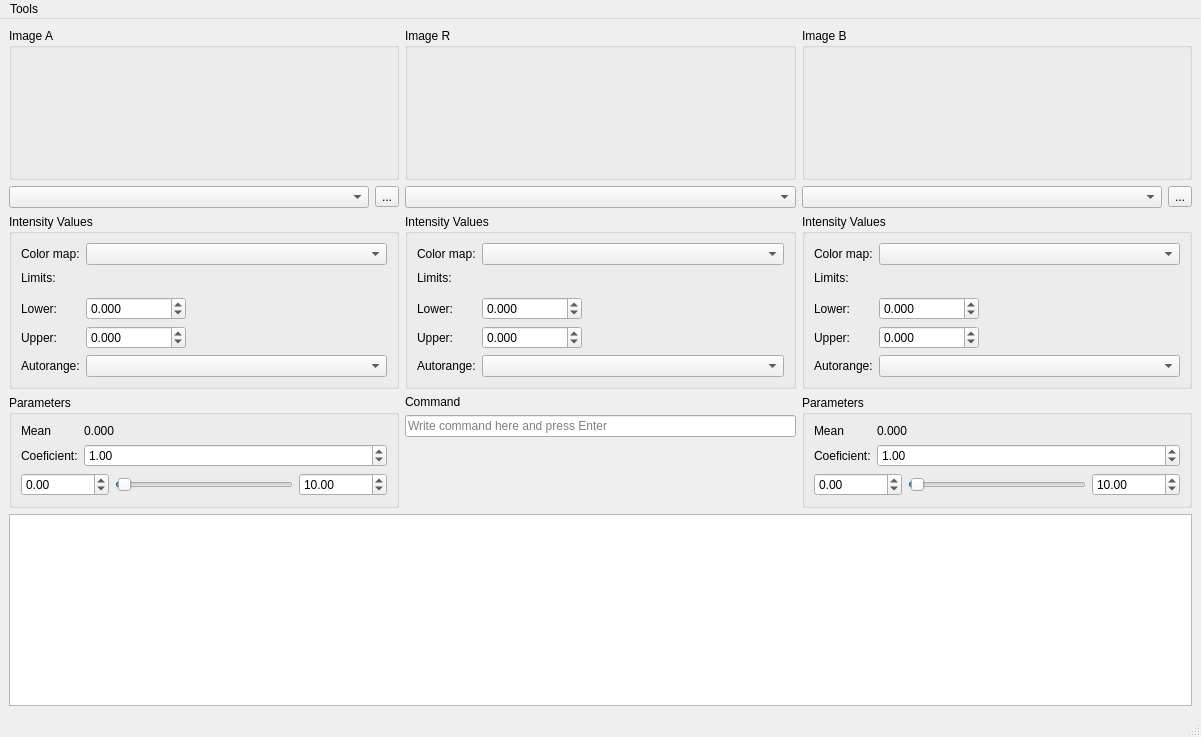
LabTelc/MMExtract, file ui_elements/MMExtract.ui: the form before one commit.
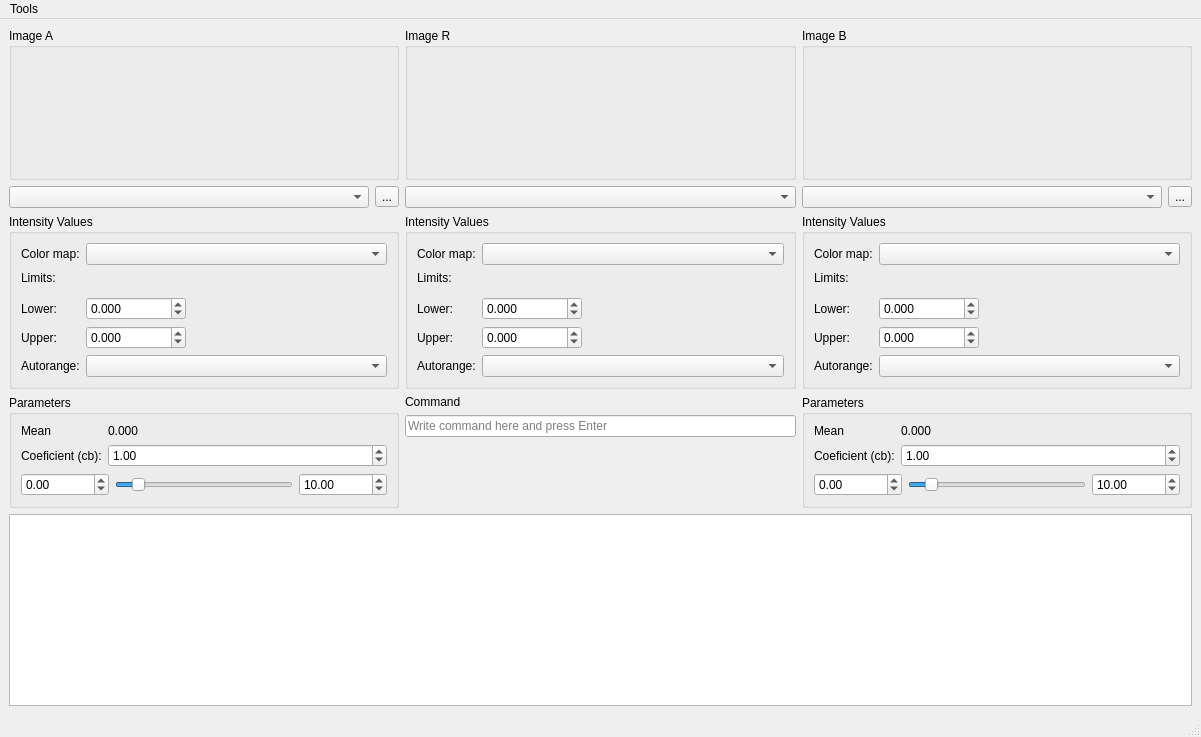
The form after the commit. Custom widgets are drawn as their Qt base class.

What changed in the file:
```diff
--- a/ui_elements/MMExtract.ui
+++ b/ui_elements/MMExtract.ui
@@ -154,7 +154,7 @@
          <item row="1" column="0">
           <widget class="QLabel" name="label_24">
            <property name="text">
-            <string>Coeficient:</string>
+            <string>Coeficient (cb):</string>
            </property>
           </widget>
          </item>
@@ -186,7 +186,7 @@
            <item>
             <widget class="DoubleSlider" name="s_c_b">
              <property name="value">
-              <number>1</number>
+              <number>10</number>
              </property>
              <property name="orientation">
               <enum>Qt::Horizontal</enum>
@@ -502,7 +502,7 @@
          <item row="1" column="0">
           <widget class="QLabel" name="label_8">
            <property name="text">
-            <string>Coeficient:</string>
+            <string>Coeficient (cb):</string>
            </property>
           </widget>
          </item>
@@ -534,7 +534,7 @@
            <item>
             <widget class="DoubleSlider" name="s_c_a">
              <property name="value">
-              <number>1</number>
+              <number>10</number>
              </property>
              <property name="orientation">
               <enum>Qt::Horizontal</enum>
```
Left out of the diff: 2 changed lines with no effect on the pictures.
